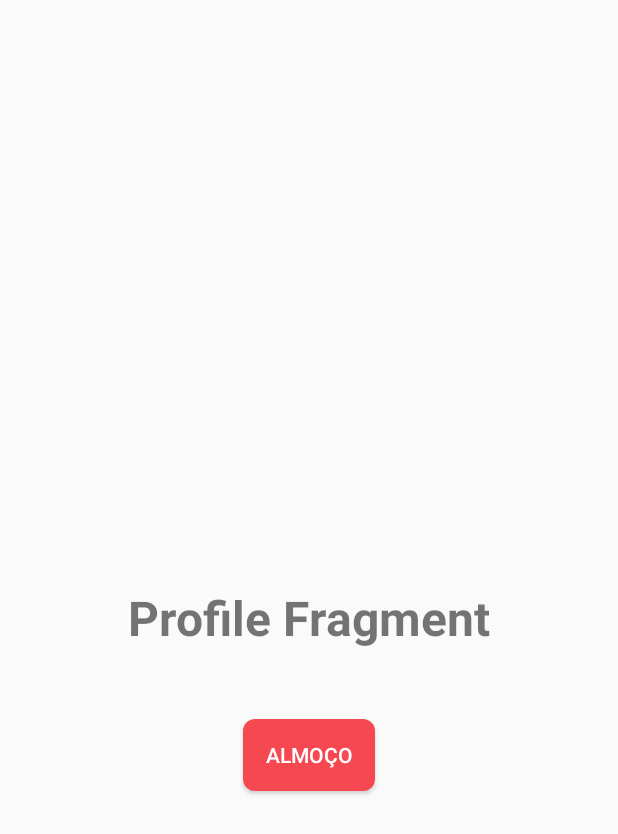
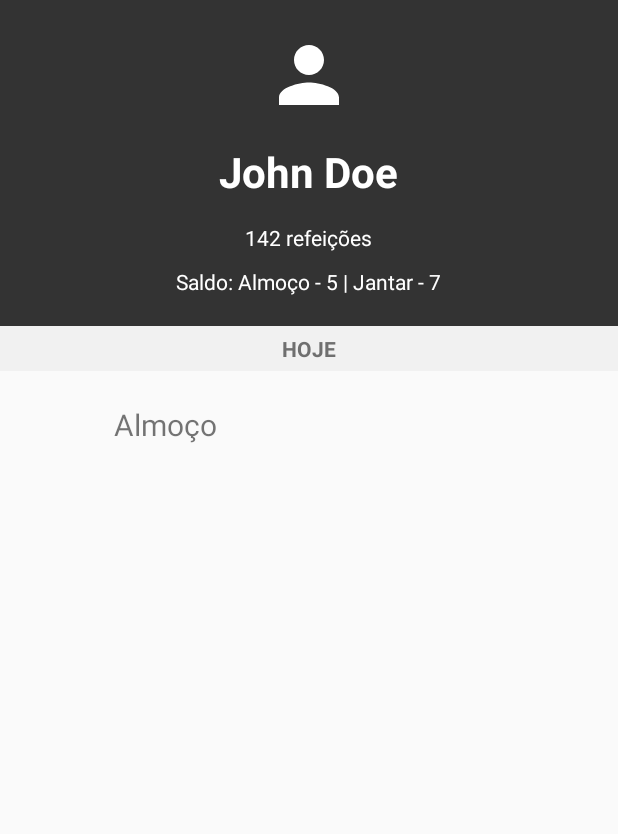
Before and after one commit to kaiomax/RUSpotlight, an Android app: the fragment ProfileFragment shown on its own in the app's theme, on a phone screen of 412 x 824 dp. Shown: the top 834 px of the screen. Run offline under Robolectric (Android 15) with nearby library versions, the phone set to English and light mode, and no system bars; libraries missing offline, so code that uses them is left out: com.amulyakhare.textdrawable; 2 statements that could not run were skipped.

Commit message:
Add ProfileFragment content base

```diff
--- a/app/src/main/java/br/ruspotlight/ProfileFragment.java
+++ b/app/src/main/java/br/ruspotlight/ProfileFragment.java
@@ -2,12 +2,23 @@ package br.ruspotlight;
 
 import android.os.Bundle;
 import android.support.v4.app.Fragment;
+import android.support.v7.widget.LinearLayoutManager;
+import android.support.v7.widget.RecyclerView;
 import android.view.LayoutInflater;
 import android.view.View;
 import android.view.ViewGroup;
 
+import java.util.ArrayList;
+
+import br.ruspotlight.adapters.MealAdapter;
+import br.ruspotlight.domain.Meal;
+
 
 public class ProfileFragment extends Fragment {
+    private RecyclerView mRecyclerView;
+    private RecyclerView.Adapter mAdapter;
+    private RecyclerView.LayoutManager mLayoutManager;
+
     public ProfileFragment() {
         // Required empty public constructor
     }
@@ -20,8 +31,22 @@ public class ProfileFragment extends Fragment {
     @Override
     public View onCreateView(LayoutInflater inflater, ViewGroup container,
                              Bundle savedInstanceState) {
-        // Inflate the layout for this fragment
-        return inflater.inflate(R.layout.fragment_profile, container, false);
+
+        View v =  inflater.inflate(R.layout.fragment_profile, container, false);
+
+        mRecyclerView = (RecyclerView) v.findViewById(R.id.recycler_view);
+        mRecyclerView.setHasFixedSize(true);
+
+        mLayoutManager = new LinearLayoutManager(getActivity());
+        mRecyclerView.setLayoutManager(mLayoutManager);
+
+        ArrayList<Meal> list = new ArrayList<Meal>();
+        list.add(new Meal("Almoço", "01/10/2016"));
+
+        MealAdapter adapter = new MealAdapter(list, getActivity());
+        mRecyclerView.setAdapter(adapter);
+
+        return  v;
     }
 
 
--- a/app/src/main/res/layout/fragment_profile.xml
+++ b/app/src/main/res/layout/fragment_profile.xml
@@ -1,28 +1,72 @@
-<RelativeLayout xmlns:android="http://schemas.android.com/apk/res/android"
+<LinearLayout xmlns:android="http://schemas.android.com/apk/res/android"
     xmlns:tools="http://schemas.android.com/tools"
     android:layout_width="match_parent"
     android:layout_height="match_parent"
+    android:orientation="vertical"
     tools:context="br.ruspotlight.HomeFragment">
 
+    <LinearLayout
+        android:layout_width="match_parent"
+        android:layout_height="wrap_content"
+        android:paddingTop="20dp"
+        android:paddingBottom="20dp"
+        android:orientation="vertical"
+        android:background="#333">
+
+        <ImageView
+            android:layout_width="60dp"
+            android:layout_height="60dp"
+            android:layout_gravity="center"
+            android:layout_marginBottom="15dp"
+            android:tint="#FFF"
+            android:src="@drawable/ic_person_black_24dp" />
+
+        <TextView
+            android:layout_width="wrap_content"
+            android:layout_height="wrap_content"
+            android:layout_gravity="center"
+            android:layout_marginBottom="15dp"
+            android:text="John Doe"
+            android:textSize="28dp"
+            android:textStyle="bold"
+            android:textColor="#FFF" />
+
+        <TextView
+            android:layout_width="wrap_content"
+            android:layout_height="wrap_content"
+            android:layout_marginBottom="10dp"
+            android:layout_gravity="center"
+            android:text="142 refeições"
+            android:textSize="14dp"
+            android:textColor="#FFF" />
+
+        <TextView
+            android:layout_width="wrap_content"
+            android:layout_height="wrap_content"
+            android:layout_gravity="center"
+            android:text="Saldo: Almoço - 5 | Jantar - 7"
+            android:textSize="14dp"
+            android:textColor="#FFF" />
+
+    </LinearLayout>
+
     <TextView
-        android:layout_width="wrap_content"
-        android:layout_height="wrap_content"
-        android:text="@string/profile_fragment"
-        android:textSize="32sp"
+        android:layout_width="fill_parent"
+        android:layout_height="30dp"
+        android:layout_alignParentTop="true"
+        android:gravity="center_vertical"
+        android:text="Hoje"
+        android:textAlignment="center"
+        android:textSize="14sp"
+        android:textColor="#6F6F6F"
         android:textStyle="bold"
-        android:layout_centerInParent="true"
-        android:id="@+id/textView" />
+        android:textAllCaps="true"
+        android:background="#F1F1F1" />
 
-    <Button
-        android:text="@string/almo_o"
-        android:textColor="#FFFFFF"
-        android:layout_width="wrap_content"
-        android:layout_height="wrap_content"
-        android:layout_below="@+id/textView"
-        android:layout_centerHorizontal="true"
-        android:layout_marginTop="46dp"
-        android:background="@drawable/button"
-        android:id="@+id/almocoBtn"
-        android:onClick="botaoAlmoco"/>
+    <android.support.v7.widget.RecyclerView
+        android:id="@+id/recycler_view"
+        android:layout_width="match_parent"
+        android:layout_height="match_parent"
+        android:scrollbars="vertical" />
 
-</RelativeLayout>
+</LinearLayout>
```
